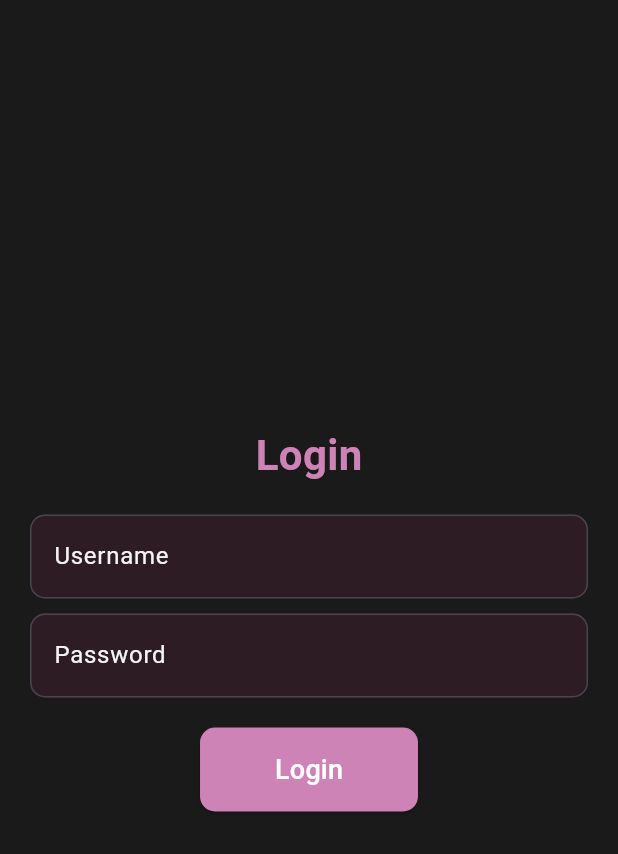
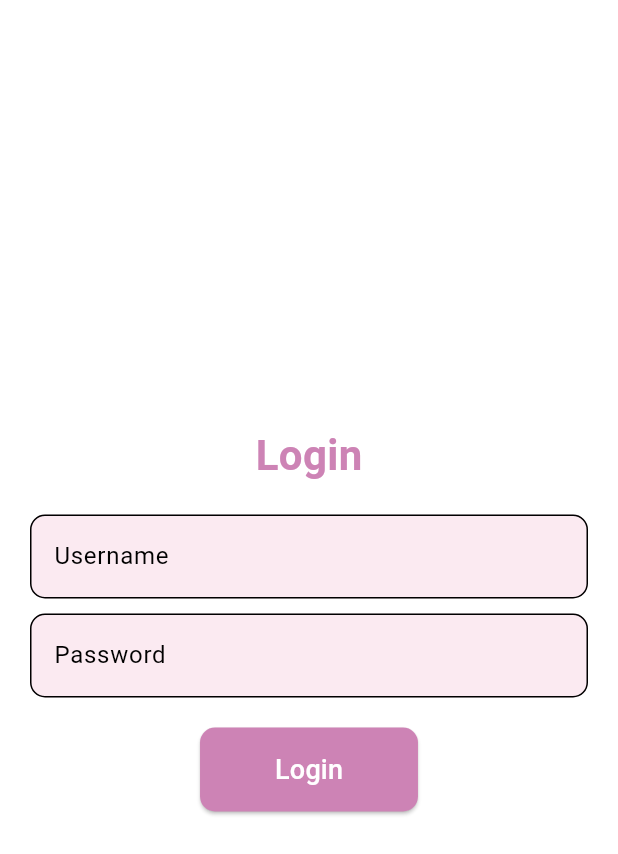
Before and after one commit to AishwaryaJorve/chant, a Flutter app: the screen it shows after launch, after a tap on "Login", on a phone screen of 412 x 824 dp. Shown: the top 854 px of the screen. Run offline on Flutter 3.47's test engine with Material 3 defaults, Android fonts, the phone set to English and light mode, and no system bars; our stand-ins replace just_audio.

Commit message:
added dark theme code and accordingly button text color changes

```diff
--- a/lib/main.dart
+++ b/lib/main.dart
@@ -1,29 +1,35 @@
+import 'package:chants/models/app_theme.dart';
+import 'package:flutter/material.dart';
 import 'package:chants/screens/start_screen.dart';
-import 'package:flutter/material.dart';
 
 void main() {
-  runApp(
-    MaterialApp(
-      home: Scaffold(
-        body: Container(
-          decoration: const BoxDecoration(
-            gradient: LinearGradient(
-              begin: Alignment.topLeft,
-              end: Alignment.bottomRight,
-              colors: [
-                // Color.fromARGB(255, 245, 131, 182),
-                // Color.fromARGB(255, 135, 3, 60),
-                Color.fromARGB(255, 243, 134, 183),
-                Color.fromARGB(255, 163, 22, 83),
-                // Color.fromARGB(255, 78, 13, 151),
-                // Color.fromARGB(255, 107, 15, 168),
-              ],
-            ),
-          ),
-          // color: Color.fromARGB(255, 248, 196, 231),
-          child: StartScreen(),
+  runApp(MyApp());
+}
+
+class MyApp extends StatelessWidget {
+  @override
+  Widget build(BuildContext context) {
+    return MaterialApp(
+      themeMode: ThemeMode.system,
+      theme: ThemeData(
+        brightness: Brightness.light,
+        scaffoldBackgroundColor: AppTheme.lightBackgroundColor,
+        colorScheme: AppTheme.lightColorScheme,
+        textTheme: TextTheme(
+          bodyLarge: TextStyle(color: AppTheme.lightTextColor),
+          bodyMedium: TextStyle(color: AppTheme.lightTextColor),
         ),
       ),
-    ),
-  );
+      darkTheme: ThemeData(
+        brightness: Brightness.dark,
+        scaffoldBackgroundColor: AppTheme.darkBackgroundColor,
+        colorScheme: AppTheme.darkColorScheme,
+        textTheme: TextTheme(
+          bodyLarge: TextStyle(color: AppTheme.darkTextColor),
+          bodyMedium: TextStyle(color: AppTheme.darkTextColor),
+        ),
+      ),
+      home: const StartScreen(),
+    );
+  }
 }
--- a/lib/models/app_theme.dart
+++ b/lib/models/app_theme.dart
@@ -1,23 +1,81 @@
-// lib/theme/app_theme.dart
 import 'package:flutter/material.dart';
 
 class AppTheme {
+  // Common colors
   static const Color primaryColor = Color.fromARGB(255, 205, 131, 181);
   static const Color highlightColor = Color.fromARGB(255, 213, 46, 118);
-  static const Color backgroundColor = Color(0xFF1A1A1A);
   static const Color textColor = Color(0xFFF5F5F5);
 
-  // Gradient colors
-  static const List<Color> gradientColors = [
-    // Color.fromARGB(255, 243, 134, 183),
-    // Color.fromARGB(255, 163, 22, 83),
-    Color.fromARGB(255, 245, 131, 182),
-    Color.fromARGB(255, 135, 3, 60),
-  ];
+  // Light and dark mode colors
+  static const _LightColors = _ThemeColors(
+    backgroundColor: Colors.white,
+    textColor: Colors.black,
+    buttonColor: primaryColor,
+    buttonTextColor: Colors.white,
+    counterBorderColor: Color(0xFFCCCCCC),
+    counterTextColor: Colors.black,
+  );
 
-  static const LinearGradient backgroundGradient = LinearGradient(
-    begin: Alignment.topLeft,
-    end: Alignment.bottomRight,
-    colors: gradientColors,
+  static const _DarkColors = _ThemeColors(
+    backgroundColor: Colors.black,
+    textColor: Color(0xFFF5F5F5),
+    buttonColor: primaryColor,
+    buttonTextColor: Color(0xFFF5F5F5),
+    counterBorderColor: Color(0xFF666666),
+    counterTextColor: Colors.white,
   );
+
+  // Public getters to access light and dark theme colors
+  static Color get lightBackgroundColor => _LightColors.backgroundColor;
+  static Color get lightTextColor => _LightColors.textColor;
+  static Color get darkBackgroundColor => _DarkColors.backgroundColor;
+  static Color get darkTextColor => _DarkColors.textColor;
+
+  // Light theme color scheme
+  static ColorScheme get lightColorScheme => ColorScheme.light(
+    primary: primaryColor,
+    onPrimary: _LightColors.textColor,
+    surface: _LightColors.backgroundColor,
+    onSurface: _LightColors.textColor,
+  );
+
+  // Dark theme color scheme
+  static ColorScheme get darkColorScheme => ColorScheme.dark(
+    primary: primaryColor,
+    onPrimary: _DarkColors.textColor,
+    surface: _DarkColors.backgroundColor,
+    onSurface: _DarkColors.textColor,
+  );
+
+  // Helper method to get the correct color set based on theme mode
+  static _ThemeColors _getColors(BuildContext context) {
+    return Theme.of(context).brightness == Brightness.dark ? _DarkColors : _LightColors;
+  }
+
+  // Methods to access colors based on theme mode
+  static Color backgroundColor(BuildContext context) => _getColors(context).backgroundColor;
+  static Color textColorForMode(BuildContext context) => _getColors(context).textColor;
+  static Color buttonColorForMode(BuildContext context) => _getColors(context).buttonColor;
+  static Color buttonTextColorForMode(BuildContext context) => _getColors(context).buttonTextColor;
+  static Color counterBorderColorForMode(BuildContext context) => _getColors(context).counterBorderColor;
+  static Color counterTextColorForMode(BuildContext context) => _getColors(context).counterTextColor;
 }
+
+// Internal class to store theme-dependent color values
+class _ThemeColors {
+  final Color backgroundColor;
+  final Color textColor;
+  final Color buttonColor;
+  final Color buttonTextColor;
+  final Color counterBorderColor;
+  final Color counterTextColor;
+
+  const _ThemeColors({
+    required this.backgroundColor,
+    required this.textColor,
+    required this.buttonColor,
+    required this.buttonTextColor,
+    required this.counterBorderColor,
+    required this.counterTextColor,
+  });
+}
--- a/lib/screens/chant_screen.dart
+++ b/lib/screens/chant_screen.dart
@@ -71,15 +71,8 @@ class _ChantScreenState extends State<ChantScreen> {
   @override
   Widget build(BuildContext context) {
     return Scaffold(
-      backgroundColor: ChantModel.backgroundColor,
       body: Container(
-        decoration: const BoxDecoration(
-          gradient: LinearGradient(
-            begin: Alignment.topLeft,
-            end: Alignment.bottomRight,
-            colors: AppTheme.gradientColors,
-          ),
-        ),
+
 
         child: Column(
           mainAxisAlignment: MainAxisAlignment.center,
--- a/lib/screens/login_screen.dart
+++ b/lib/screens/login_screen.dart
@@ -1,4 +1,3 @@
-// lib/screens/login_screen.dart
 import 'package:chants/screens/chant_screen.dart';
 import 'package:flutter/material.dart';
 import '../models/app_theme.dart';
@@ -15,6 +14,7 @@ class _LoginScreenState extends State<LoginScreen> {
   final TextEditingController passwordController = TextEditingController();
 
   void login() {
+
     // Implement login logic here
     final username = usernameController.text;
     final password = passwordController.text;
@@ -24,8 +24,10 @@ class _LoginScreenState extends State<LoginScreen> {
 
   @override
   Widget build(BuildContext context) {
+    // Get current text color based on theme mode
+    Color textColor = AppTheme.textColorForMode(context);
+
     return Scaffold(
-      backgroundColor: AppTheme.backgroundColor,
       body: Padding(
         padding: const EdgeInsets.all(20.0),
         child: Center(
@@ -43,31 +45,31 @@ class _LoginScreenState extends State<LoginScreen> {
               const SizedBox(height: 20),
               TextField(
                 controller: usernameController,
-                style: const TextStyle(color: AppTheme.textColor),
+                style: TextStyle(color: textColor), // Use dynamic text color
                 decoration: InputDecoration(
                   labelText: 'Username',
-                  labelStyle: const TextStyle(color: AppTheme.textColor),
+                  labelStyle: TextStyle(color: textColor), // Dynamic label color
                   filled: true,
                   fillColor: AppTheme.highlightColor.withOpacity(0.1),
                   border: OutlineInputBorder(
                     borderRadius: BorderRadius.circular(10),
-                    borderSide: const BorderSide(color: AppTheme.primaryColor),
+                    borderSide: BorderSide(color: AppTheme.primaryColor),
                   ),
                 ),
               ),
               const SizedBox(height: 10),
               TextField(
                 controller: passwordController,
-                style: const TextStyle(color: AppTheme.textColor),
+                style: TextStyle(color: textColor), // Use dynamic text color
                 obscureText: true,
                 decoration: InputDecoration(
                   labelText: 'Password',
-                  labelStyle: const TextStyle(color: AppTheme.textColor),
+                  labelStyle: TextStyle(color: textColor), // Dynamic label color
                   filled: true,
                   fillColor: AppTheme.highlightColor.withOpacity(0.1),
                   border: OutlineInputBorder(
                     borderRadius: BorderRadius.circular(10),
-                    borderSide: const BorderSide(color: AppTheme.primaryColor),
+                    borderSide: BorderSide(color: AppTheme.primaryColor),
                   ),
                 ),
               ),
@@ -81,7 +83,7 @@ class _LoginScreenState extends State<LoginScreen> {
                   );
                 },
                 style: ElevatedButton.styleFrom(
-                  backgroundColor: AppTheme.primaryColor,
+                  backgroundColor: AppTheme.primaryColor, // Change as per mode if needed
                   foregroundColor: Colors.white,
                   padding: const EdgeInsets.symmetric(
                     vertical: 15.0,
--- a/lib/screens/start_screen.dart
+++ b/lib/screens/start_screen.dart
@@ -1,34 +1,35 @@
-import 'package:chants/screens/chant_screen.dart';
 import 'package:chants/screens/login_screen.dart';
 import 'package:flutter/material.dart';
+import 'package:chants/models/app_theme.dart';
 
 class StartScreen extends StatelessWidget {
   const StartScreen({super.key});
 
-  // final void Function() chant;
-
   @override
   Widget build(BuildContext context) {
-    return Center(
+    final theme = Theme.of(context);
+    final colorScheme = theme.colorScheme;
+
+    return Scaffold(
+      backgroundColor: colorScheme.background,
+      body: Center(
         child: Column(
           mainAxisSize: MainAxisSize.min,
           children: [
             Image.asset(
               'assets/images/chant7.png',
-            color: const Color.fromARGB(255, 205, 131, 181),
+              color: colorScheme.primary, // Primary color for image overlay
               width: 300,
             ),
-          const SizedBox(
-            height: 100,
+            const SizedBox(height: 100),
+            Text(
+              "Spiritual Growth",
+              style: theme.textTheme.bodyLarge?.copyWith(
+                fontSize: 24,
+                color: colorScheme.onSurface,
               ),
-          const Text(
-            "Spiritual Growth",
-            style: TextStyle(
-                color: Color.fromARGB(255, 221, 205, 205), fontSize: 24),
             ),
-          const SizedBox(
-            height: 30,
-          ),
+            const SizedBox(height: 30),
             OutlinedButton.icon(
               onPressed: () {
                 Navigator.push(
@@ -36,11 +37,14 @@ class StartScreen extends StatelessWidget {
                   MaterialPageRoute(builder: (context) => const LoginScreen()),
                 );
               },
-            style: OutlinedButton.styleFrom(foregroundColor: Colors.white),
+              style: OutlinedButton.styleFrom(
+                foregroundColor: colorScheme.onPrimary, // Button color
+              ),
               icon: const Icon(Icons.arrow_right_alt_outlined),
               label: const Text("Login"),
-          )
+            ),
           ],
+        ),
       ),
     );
   }
--- /dev/null
+++ b/lib/themes/app_theme.dart
@@ -0,0 +1 @@
+// TODO Implement this library.
--- a/lib/widgets/chant_control_buttons.dart
+++ b/lib/widgets/chant_control_buttons.dart
@@ -1,6 +1,6 @@
-// lib/widgets/chant_control_buttons.dart
+import 'package:chants/models/app_theme.dart';
 import 'package:flutter/material.dart';
-import '../models/chant_model.dart';
+import '../themes/app_theme.dart';
 
 class ChantControlButtons extends StatelessWidget {
   final VoidCallback onReset;
@@ -11,7 +11,7 @@ class ChantControlButtons extends StatelessWidget {
     Key? key,
     required this.onReset,
     required this.onToggleTimer,
-    required this.isTimerRunning,
+    required this.isTimerRunning
   }) : super(key: key);
 
   @override
@@ -26,8 +26,8 @@ class ChantControlButtons extends StatelessWidget {
                 onPressed: onReset,
                 style: ElevatedButton.styleFrom(
                   padding: const EdgeInsets.symmetric(vertical: 20),
-                  backgroundColor: ChantModel.primaryColor,
-                  foregroundColor: Colors.white,
+                  backgroundColor: AppTheme.buttonColorForMode(context),
+                  foregroundColor: AppTheme.buttonTextColorForMode(context),
                   shape: RoundedRectangleBorder(
                     borderRadius: BorderRadius.circular(8),
                   ),
@@ -50,8 +50,8 @@ class ChantControlButtons extends StatelessWidget {
                 onPressed: onToggleTimer,
                 style: ElevatedButton.styleFrom(
                   padding: const EdgeInsets.symmetric(vertical: 20),
-                  backgroundColor: ChantModel.primaryColor,
-                  foregroundColor: Colors.white,
+                  backgroundColor: AppTheme.buttonColorForMode(context),
+                  foregroundColor: AppTheme.buttonTextColorForMode(context),
                   shape: RoundedRectangleBorder(
                     borderRadius: BorderRadius.circular(8),
                   ),
--- a/lib/widgets/chant_counter_button.dart
+++ b/lib/widgets/chant_counter_button.dart
@@ -1,16 +1,15 @@
-// lib/widgets/counter_display.dart
 import 'package:flutter/material.dart';
+import '../models/app_theme.dart';
+import '../themes/app_theme.dart';
 
 class CounterDisplay extends StatelessWidget {
   final int count;
   final VoidCallback onTap;
-  final Color borderColor;
 
   const CounterDisplay({
     required this.count,
     required this.onTap,
-    required this.borderColor,
-    Key? key,
+    Key? key, required Color borderColor,
   }) : super(key: key);
 
   @override
@@ -22,14 +21,17 @@ class CounterDisplay extends StatelessWidget {
         height: 300,
         decoration: BoxDecoration(
           shape: BoxShape.circle,
-          border: Border.all(color: borderColor, width: 5),
+          border: Border.all(
+            color: AppTheme.counterBorderColorForMode(context),
+            width: 5,
+          ),
           color: Colors.transparent,
         ),
         child: Center(
           child: Text(
             count.toString(),
-            style: const TextStyle(
-              color: Colors.white,
+            style: TextStyle(
+              color: AppTheme.counterTextColorForMode(context),
               fontSize: 72.0,
               fontWeight: FontWeight.bold,
             ),
```
Also changed, not shown: lib/constants/keys.dart (added). Lines whose indentation alone changed are shown as unchanged.
